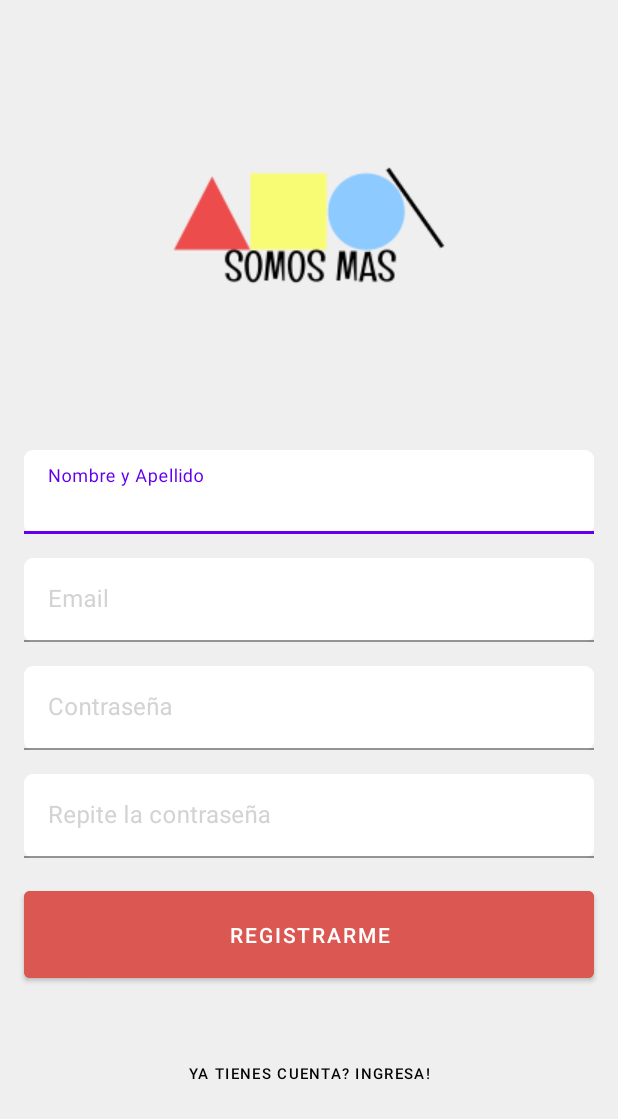
After one commit to Eduurzua/GrupoUnoCasoONG, an Android app: the layout activity_sign_up.xml on its own in the app's theme, with its tools: preview values and no code run, on a phone screen of 412 x 824 dp. The commit adds this screen. Shown: the top 1119 px of the screen. Run offline under Robolectric (Android 15) with nearby library versions, the phone set to English and light mode, and no system bars.

Commit message:
Layout sign up e independencia Material Design

```diff
--- a/app/build.gradle
+++ b/app/build.gradle
@@ -57,4 +57,5 @@ dependencies {
     implementation "com.squareup.retrofit2:retrofit:$retrofitVersion"
     implementation "com.squareup.retrofit2:converter-gson:$retrofitVersion"
     implementation "com.squareup.okhttp3:logging-interceptor:4.7.2"
+    implementation 'com.google.android.material:material:<version>'
 }
--- /dev/null
+++ b/app/src/main/res/drawable/rounded_corner.xml
@@ -0,0 +1,16 @@
+<?xml version="1.0" encoding="utf-8"?>
+<shape xmlns:android="http://schemas.android.com/apk/res/android" >
+    <stroke
+        android:width="1dp"
+        android:color="@color/white" />
+
+    <solid android:color="#ffffff" />
+
+    <padding
+        android:left="1dp"
+        android:right="1dp"
+        android:bottom="1dp"
+        android:top="1dp" />
+
+    <corners android:radius="5dp" />
+</shape>
--- /dev/null
+++ b/app/src/main/res/layout/activity_sign_up.xml
@@ -0,0 +1,119 @@
+<?xml version="1.0" encoding="utf-8"?>
+<androidx.constraintlayout.widget.ConstraintLayout
+    xmlns:android="http://schemas.android.com/apk/res/android"
+    xmlns:app="http://schemas.android.com/apk/res-auto"
+    xmlns:tools="http://schemas.android.com/tools"
+    android:layout_width="match_parent"
+    android:layout_height="match_parent"
+    android:background="@color/background_gray">
+
+
+    <ImageView
+        android:id="@+id/iv_logo"
+        android:layout_width="wrap_content"
+        android:layout_height="wrap_content"
+        android:src="@drawable/logo_somos_mas"
+        android:layout_marginTop="50dp"
+        app:layout_constraintEnd_toEndOf="parent"
+        app:layout_constraintStart_toStartOf="parent"
+        app:layout_constraintTop_toTopOf="parent" />
+
+    <com.google.android.material.textfield.TextInputLayout
+        android:id="@+id/ti_name_lastname"
+        android:layout_width="match_parent"
+        android:layout_height="wrap_content"
+        android:layout_marginTop="50dp"
+        android:layout_marginHorizontal="16dp"
+        android:hint="@string/name_lastname"
+        android:textColorHint="@color/text_gray"
+        app:layout_constraintTop_toBottomOf="@+id/iv_logo">
+
+        <com.google.android.material.textfield.TextInputEditText
+            android:layout_width="match_parent"
+            android:layout_height="wrap_content"
+            android:layout_gravity="center"
+            android:background="@drawable/rounded_corner" />
+    </com.google.android.material.textfield.TextInputLayout>
+
+    <com.google.android.material.textfield.TextInputLayout
+        android:id="@+id/ti_email"
+        android:layout_width="match_parent"
+        android:layout_height="wrap_content"
+        android:layout_marginTop="16dp"
+        android:layout_marginHorizontal="16dp"
+        android:hint="@string/email"
+        android:textColorHint="@color/text_gray"
+        app:layout_constraintTop_toBottomOf="@+id/ti_name_lastname"
+        tools:layout_editor_absoluteX="0dp">
+
+        <com.google.android.material.textfield.TextInputEditText
+            android:layout_width="match_parent"
+            android:layout_height="wrap_content"
+            android:layout_gravity="center"
+            android:background="@drawable/rounded_corner" />
+    </com.google.android.material.textfield.TextInputLayout>
+
+    <com.google.android.material.textfield.TextInputLayout
+        android:id="@+id/ti_password"
+        android:layout_width="match_parent"
+        android:layout_height="wrap_content"
+        android:layout_marginTop="16dp"
+        android:layout_marginHorizontal="16dp"
+        android:hint="@string/password"
+        android:textColorHint="@color/text_gray"
+        app:layout_constraintTop_toBottomOf="@+id/ti_email"
+        tools:layout_editor_absoluteX="0dp">
+
+        <com.google.android.material.textfield.TextInputEditText
+            android:layout_width="match_parent"
+            android:layout_height="wrap_content"
+            android:layout_gravity="center"
+            android:background="@drawable/rounded_corner" />
+    </com.google.android.material.textfield.TextInputLayout>
+
+    <com.google.android.material.textfield.TextInputLayout
+        android:id="@+id/ti_repeat_password"
+        android:layout_width="match_parent"
+        android:layout_height="wrap_content"
+        android:layout_marginTop="16dp"
+        android:layout_marginHorizontal="16dp"
+        android:hint="@string/repeat_password"
+        android:textColorHint="@color/text_gray"
+        app:layout_constraintTop_toBottomOf="@+id/ti_password"
+        tools:layout_editor_absoluteX="0dp">
+
+        <com.google.android.material.textfield.TextInputEditText
+            android:layout_width="match_parent"
+            android:layout_height="wrap_content"
+            android:layout_gravity="center"
+            android:background="@drawable/rounded_corner" />
+    </com.google.android.material.textfield.TextInputLayout>
+
+    <Button
+        android:id="@+id/bt_register_button"
+        android:layout_width="match_parent"
+        android:layout_height="70dp"
+        android:layout_marginTop="16dp"
+        android:layout_marginHorizontal="16dp"
+        android:backgroundTint="@color/button_red"
+        android:text="@string/register"
+        app:layout_constraintEnd_toEndOf="parent"
+        app:layout_constraintStart_toStartOf="parent"
+        app:layout_constraintTop_toBottomOf="@+id/ti_repeat_password" />
+
+    <Button
+        android:id="@+id/bt_redirect_login"
+        android:layout_width="wrap_content"
+        android:layout_height="wrap_content"
+        android:layout_marginTop="8dp"
+        android:layout_marginBottom="58dp"
+        android:background="@android:color/transparent"
+        android:text="@string/redirect"
+        android:textColor="@color/black"
+        android:textSize="10dp"
+        app:layout_constraintBottom_toBottomOf="parent"
+        app:layout_constraintEnd_toEndOf="parent"
+        app:layout_constraintStart_toStartOf="parent"
+        app:layout_constraintTop_toBottomOf="@+id/bt_register_button" />
+
+</androidx.constraintlayout.widget.ConstraintLayout>
--- a/app/src/main/res/values/colors.xml
+++ b/app/src/main/res/values/colors.xml
@@ -7,4 +7,7 @@
     <color name="teal_700">#FF018786</color>
     <color name="black">#FF000000</color>
     <color name="white">#FFFFFFFF</color>
+    <color name="background_gray">#EFEFEF</color>
+    <color name="text_gray">#D3D3D3</color>
+    <color name="button_red">#DB5752</color>
 </resources>
--- a/app/src/main/res/values/strings.xml
+++ b/app/src/main/res/values/strings.xml
@@ -1,3 +1,9 @@
 <resources>
     <string name="app_name">OngSomosMas</string>
+    <string name="name_lastname">Nombre y Apellido</string>
+    <string name="email">Email</string>
+    <string name="password">Contraseña</string>
+    <string name="repeat_password">Repite la contraseña</string>
+    <string name="register">Registrarme</string>
+    <string name="redirect">Ya tienes cuenta? Ingresa!</string>
 </resources>
--- a/build.gradle
+++ b/build.gradle
@@ -2,6 +2,7 @@
 buildscript {
     repositories {
         google()
+        mavenCentral()
     }
     dependencies {
         classpath("androidx.navigation:navigation-safe-args-gradle-plugin:2.4.1")
```
Also changed, not shown: app/src/main/res/drawable/logo_somos_mas.png (added).
